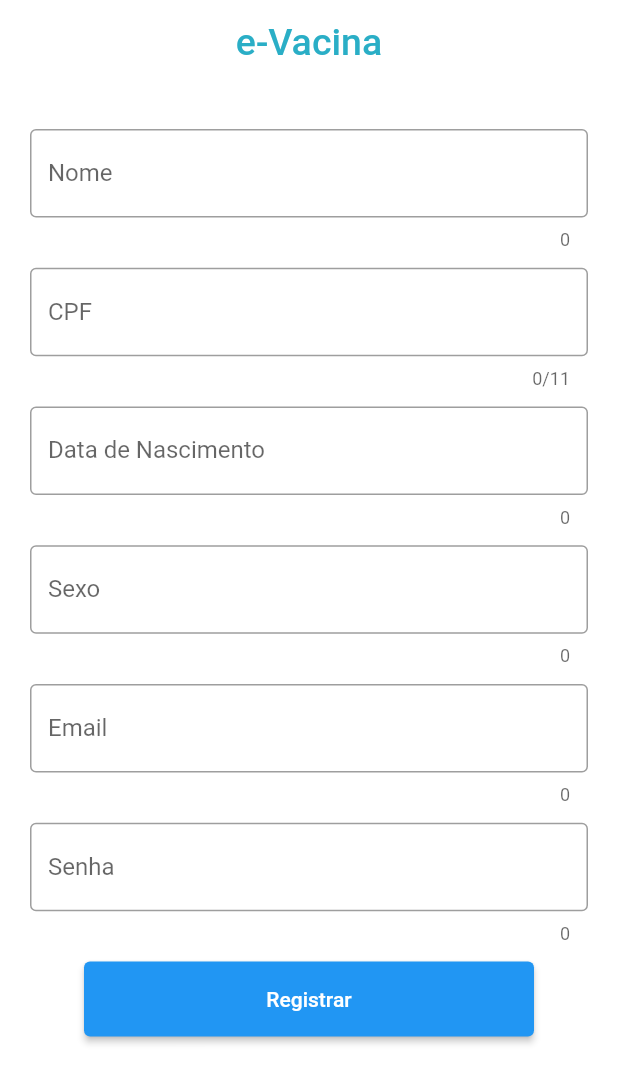
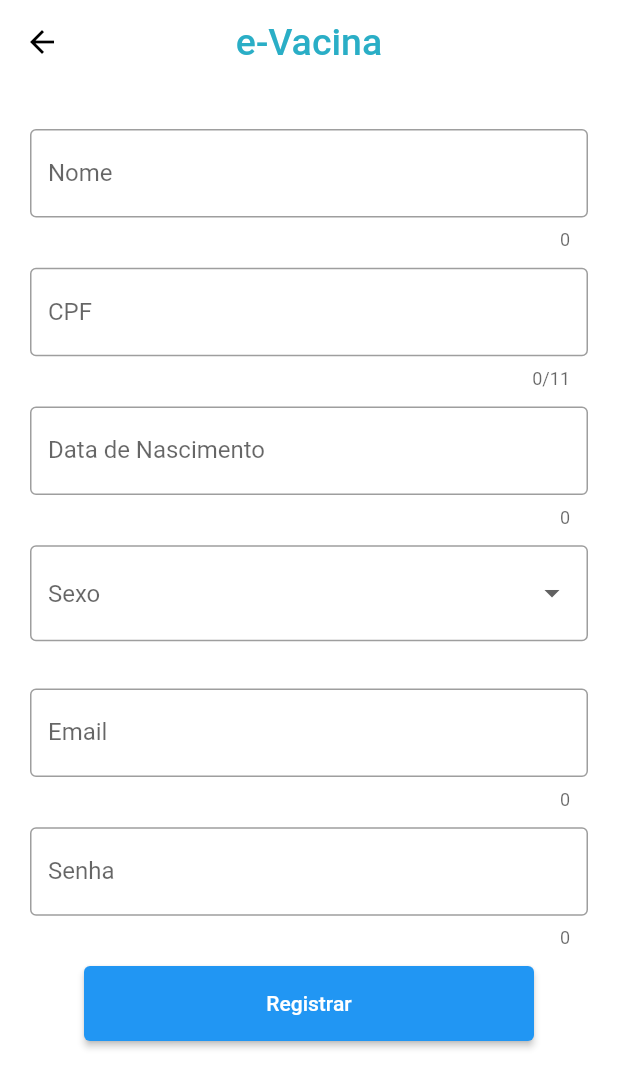
Before and after one commit to fga-eps-mds/2020.2-e-Vacina-Frontend, a Flutter app: the screen it shows after launch, on a phone screen of 412 x 824 dp. Shown: the top 1088 px of the screen. Run offline on Flutter 3.47's test engine with Material 2 defaults, Android fonts, the phone set to English and light mode, and no system bars.

Commit message:
refact(#90): changes to register screen
Co-authored-by: Erick <erickmelovidal@gmail.com>

```diff
--- a/workspace/e-Vacina/lib/RegisterScreen.dart
+++ b/workspace/e-Vacina/lib/RegisterScreen.dart
@@ -9,13 +9,9 @@ class RegisterScreen extends StatefulWidget {
 }
 
 class RegisterScreenState extends State<RegisterScreen> {
+  String dropdownValue;
   @override
   Widget build(BuildContext context) {
-    return _menuRegistro(context);
-  }
-}
-
-Widget _menuRegistro(context) {
     return Scaffold(
       backgroundColor: Colors.white,
       appBar: AppBar(
@@ -24,19 +20,28 @@ Widget _menuRegistro(context) {
           centerTitle: true,
           title: Text(
             'e-Vacina',
-        style:
-            TextStyle(color: Color.fromRGBO(42, 174, 198, 1.0), fontSize: 25),
+            style: TextStyle(
+                color: Color.fromRGBO(42, 174, 198, 1.0), fontSize: 25),
           ),
-    ),
-    body: Container(
+          leading: Builder(
+            builder: (BuildContext context) {
+              return IconButton(
+                  icon: const Icon(Icons.arrow_back),
+                  onPressed: () {
+                    print('voltar');
+                  });
+            },
+          )),
+      body: SingleChildScrollView(
         padding: EdgeInsets.only(left: 20.0, right: 20.0, top: 30.0),
         child: Column(
           mainAxisAlignment: MainAxisAlignment.start,
+          crossAxisAlignment: CrossAxisAlignment.center,
           children: [
             MyWidgets().caixaTexto('Nome'),
             MyWidgets().caixaTexto('CPF', maxLength: 11),
             MyWidgets().caixaTexto('Data de Nascimento'),
-          MyWidgets().caixaTexto('Sexo'),
+            genderPick(),
             MyWidgets().caixaTexto('Email'),
             MyWidgets().caixaTexto('Senha', isObscure: true),
             MyWidgets().button('Registrar', 300.0, 50.0),
@@ -45,3 +50,33 @@ Widget _menuRegistro(context) {
       ),
     );
   }
+
+  Widget genderPick() {
+    return Container(
+      padding: EdgeInsets.only(bottom: 31.5),
+      child: DropdownButtonFormField<String>(
+          decoration: InputDecoration(
+            border: OutlineInputBorder(),
+          ),
+          hint: Text('Sexo'),
+          value: dropdownValue,
+          isExpanded: true,
+          onChanged: (String newValue) {
+            setState(() {
+              dropdownValue = newValue;
+              print(newValue);
+            });
+          },
+          items: [
+            DropdownMenuItem(
+              child: Text('Masculino'),
+              value: '1', //value pode ser mudado para valor mais significativo
+            ),
+            DropdownMenuItem(
+              child: Text('Feminino'),
+              value: '2',
+            ),
+          ]),
+    );
+  }
+}
```
Lines whose indentation alone changed are shown as unchanged.
